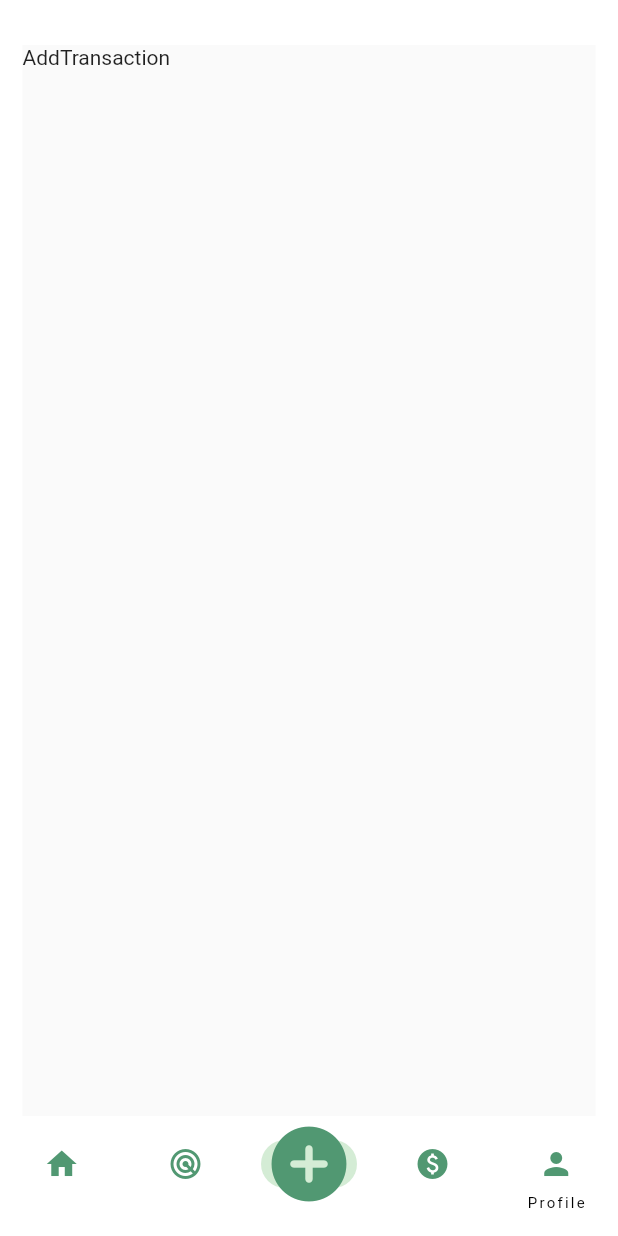
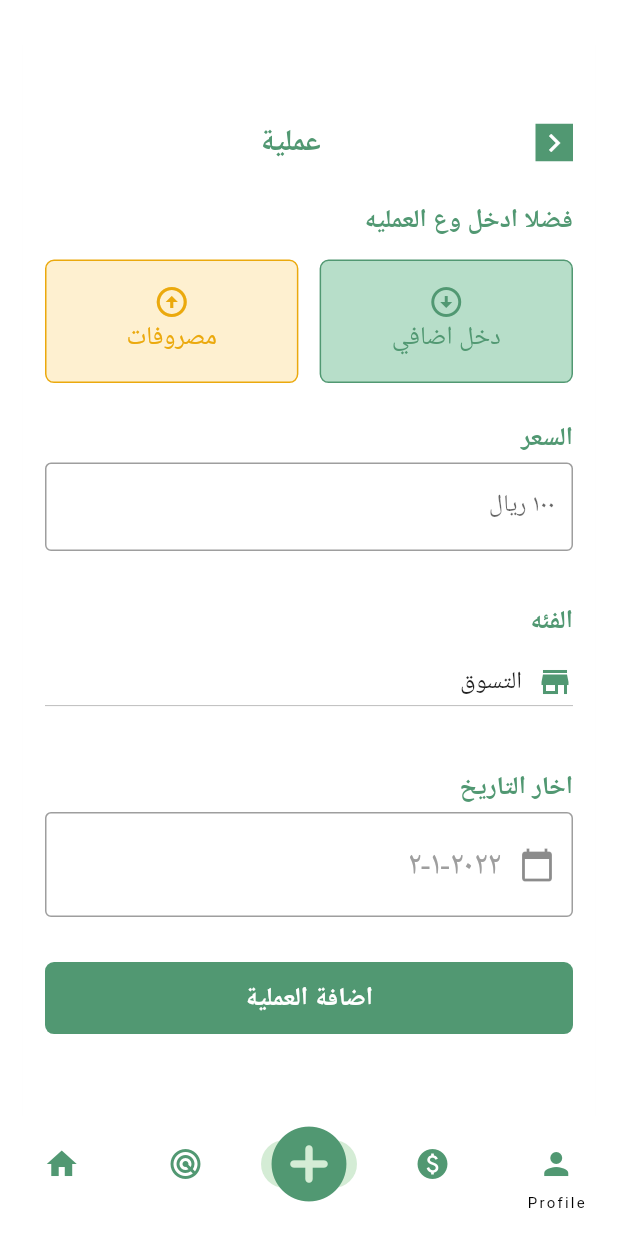
Before and after one commit to F600sa/Expense-management-Flutter, a Flutter app: the screen it shows after launch, item 3 of the bottom bar chosen, on a phone screen of 412 x 824 dp. Run offline on Flutter 3.47's test engine with Material 2 defaults, Android fonts, the phone set to English and light mode, and no system bars; our stand-ins replace get.

Commit message:
jaeeb classes include all classes and jaeeb controller include all backend or method we will need in this project. note I use GetX make sure downloaded before start

```diff
--- /dev/null
+++ b/lib/Transaction/add_transaction_screen.dart
@@ -0,0 +1,269 @@
+// ignore_for_file: avoid_unnecessary_containers, prefer_const_constructors, unnecessary_new
+
+import 'dart:math';
+
+import 'package:flutter/material.dart';
+import 'package:get/get.dart';
+
+import '../jaeeb_controller.dart';
+
+class AddTransaction extends StatelessWidget {
+    const AddTransaction({super.key});
+
+  @override
+  Widget build(BuildContext context) {
+    return SafeArea(
+      child: Scaffold(
+        body: Directionality(
+          textDirection: TextDirection.rtl,
+          child: Stricture(),
+        ),
+      ),
+    );
+  }
+}
+
+class Stricture extends StatelessWidget {
+   Stricture({super.key});
+  Home_Controller controller = Get.put<Home_Controller>(Home_Controller(),
+      tag: "home_data", permanent: true);
+  TextEditingController priceController = TextEditingController();
+
+  // List of items in our dropdown menu
+  List<Item> itemList = [
+    new Item('التسوق',Icons.store),
+    new Item( 'مطعم',Icons.restaurant_menu),
+    new Item('قهوة',Icons.local_cafe),
+    new Item('نقل',Icons.directions_bus),
+    new Item('فواتير',Icons.receipt_long),
+    new Item('اخر',Icons.control_point),
+  ];
+    String dropdownValue = 'التسوق';
+
+  @override
+  Widget build(BuildContext context) {
+    return Container(
+      height: MediaQuery.of(context).size.height,
+      width: MediaQuery.of(context).size.width,
+      color: Colors.white,
+      padding: EdgeInsets.fromLTRB(15, 50, 15, 50),
+      child: SingleChildScrollView(
+        child: Column(
+          crossAxisAlignment: CrossAxisAlignment.stretch,
+          children: [
+            Row(
+              mainAxisAlignment: MainAxisAlignment.spaceBetween,
+              children: [
+                Container(
+                  height: 25,
+                  width: 25,
+                  color: Color(0xFF519872),
+                  child: Icon(
+                    Icons.chevron_left,
+                    color: Colors.white,
+                  ),
+                ),
+                Text(
+                  "عملية",
+                  style: TextStyle(
+                      color: Color(0xFF519872),
+                      fontSize: 20,
+                      fontWeight: FontWeight.w600),
+                ),
+                SizedBox(
+                  height: 30,
+                ),
+              ],
+            ),
+            SizedBox(
+              height: 25,
+            ),
+            Text(
+              "فضلا ادخل وع العمليه",
+              style: TextStyle(
+                  color: Color(0xFF519872),
+                  fontSize: 17,
+                  fontWeight: FontWeight.w700),
+            ),
+            SizedBox(
+              height: 15,
+            ),
+            Row(
+              mainAxisAlignment: MainAxisAlignment.spaceBetween,
+              // ignore: prefer_const_literals_to_create_immutables
+              children: [
+                Button(
+                  color1: Color(0xFF519872),
+                  color2: Color(0xFFB7DEC9),
+                  name: 'دخل اضافي',
+                  icon: Icons.arrow_circle_down,
+                ),
+                Button(
+                  color1: Color(0xFFEBA90D),
+                  color2: Color(0xFFFEF0D0),
+                  name: 'مصروفات',
+                  icon: Icons.arrow_circle_up,
+                )
+              ],
+            ),
+            SizedBox(
+              height: 25,
+            ),
+            Text(
+              "السعر",
+              style: TextStyle(
+                  color: Color(0xFF519872),
+                  fontSize: 17,
+                  fontWeight: FontWeight.w700),
+            ),
+            SizedBox(height: 5,),
+           TextField(
+            controller: priceController,
+              decoration: InputDecoration(
+                border:  OutlineInputBorder(),
+                labelText: '١٠٠ ريال',
+              ),
+            ),
+            SizedBox(height: 35,),
+            Text(
+              "الفئه",
+              style: TextStyle(
+                  color: Color(0xFF519872),
+                  fontSize: 17,
+                  fontWeight: FontWeight.w700),
+            ),
+            SizedBox(height: 5,),
+        Obx(
+              () => DropdownButton(
+                value: controller.dropdownValue.value,
+                onChanged: (value) {
+                  controller.onchangedropdownValue(value);
+                },
+                icon: const Visibility(
+                    visible: false, child: Icon(Icons.arrow_downward)),
+                items: itemList.map<DropdownMenuItem>((Item value){
+                  return DropdownMenuItem(
+                    value: value.name,
+                    child: Directionality(
+                      textDirection: TextDirection.rtl,
+                      child: Row(
+                        children: [
+                          Icon(value.icon,color: Color(0xFF519872)),
+                          const SizedBox(
+                            width: 10,
+                          ),
+                          Text(
+                            value.name.toString(),
+                            style: const TextStyle(fontWeight: FontWeight.w400),
+                          )
+                        ],
+                      ),
+                    ),
+                  );
+                }).toList(),
+                // After selecting the desired option,it will
+                // change button value to selected value
+              ),
+            ),
+          SizedBox(height: 35,),
+            Text(
+              "اخار التاريخ",
+              style: TextStyle(
+                  color: Color(0xFF519872),
+                  fontSize: 17,
+                  fontWeight: FontWeight.w700),
+            ),
+             SizedBox(height: 5,),
+             TextFormField(
+              style: TextStyle(
+                color:  Color(0xFF519872),
+                fontSize: 22,
+              ),
+              cursorColor: Color(0xFF519872),
+              decoration: const InputDecoration(
+                // icon: Icon(Icons.calendar_today_rounded),
+                prefixIcon: Icon(Icons.calendar_today),
+                hintText: '٢٠٢٢-١-٢',
+                hintStyle: TextStyle(color: Colors.grey),
+                border: OutlineInputBorder(
+                  borderSide: BorderSide(color: Colors.grey),
+                ),
+                focusedBorder: OutlineInputBorder(
+                  borderSide: BorderSide(color: Colors.grey),
+                ),
+              ),
+              onTap: () async {
+                DateTime? pickeddate = await showDatePicker(
+                    context: context,
+                    initialDate: DateTime.now(),
+                    firstDate: DateTime(2000),
+                    lastDate: DateTime(2101));
+              },
+            ),
+            SizedBox(height: 30,),
+            Container(
+              decoration: BoxDecoration(
+            borderRadius: BorderRadius.circular(6),
+            color:  Color(0xFF519872),),
+              child: TextButton(onPressed: () {  },
+              child: Text("اضافة العملية",style:TextStyle(color: Colors.white,fontSize: 17,fontWeight: FontWeight.w700) ,),),
+            ),
+          ],
+        ),
+      ),
+    );
+  }
+}
+
+class Button extends StatelessWidget {
+  Color color1;
+  Color color2;
+  String name;
+  IconData icon;
+  Button({
+    required this.color1,
+    required this.color2,
+    required this.name,
+    required this.icon,
+    super.key,
+  });
+
+  @override
+  Widget build(BuildContext context) {
+    return Container(
+      padding: EdgeInsets.all(7),
+      decoration: BoxDecoration(
+          borderRadius: BorderRadius.circular(6),
+          color: color2,
+          border: Border.all(color: color1)),
+      height: MediaQuery.of(context).size.height * .1,
+      width: MediaQuery.of(context).size.width * .41,
+      child: TextButton(
+        onPressed: () {},
+        child: Column(
+          crossAxisAlignment: CrossAxisAlignment.center,
+          children: [
+            Icon(
+              icon,
+              color: color1,
+            ),
+            Text(
+              name,
+              style: TextStyle(color: color1, fontSize: 17),
+            ),
+          ],
+        ),
+      ),
+    );
+  }
+}
+
+
+class Item {
+  String? name;
+  IconData? icon;
+  Item(String name, IconData? icon) {
+    this.name = name;
+    this.icon = icon;
+  }
+}
--- a/lib/jaeeb_controller.dart
+++ b/lib/jaeeb_controller.dart
@@ -7,7 +7,7 @@ import 'package:get/get.dart';
 
 class Home_Controller extends GetxController {
   /* setting */
-  final dropdownValue = "Shopping".obs;
+  final dropdownValue = "التسوق".obs;
   void onchangedropdownValue(String? dropdownvalue) {
     dropdownValue.value = dropdownvalue!;
   }
```
Also changed, not shown: lib/Transaction/add_transaction.dart (deleted, +0 -15 lines), lib/Transaction/transaction_screen.dart (+132 -5 lines), lib/main.dart (+24 -2 lines), lib/fonts/Almarai-Bold.ttf (added), lib/fonts/Almarai-ExtraBold.ttf (added), lib/fonts/Almarai-Light.ttf (added), lib/fonts/Almarai-Regular.ttf (added), 247 other files.
